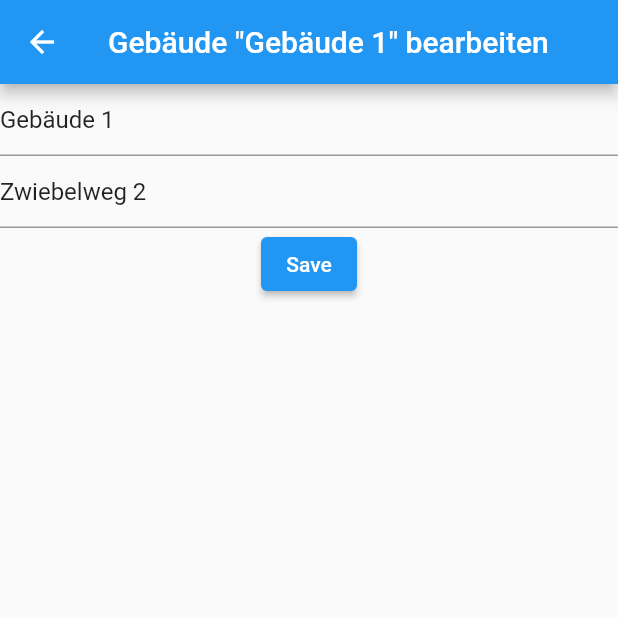
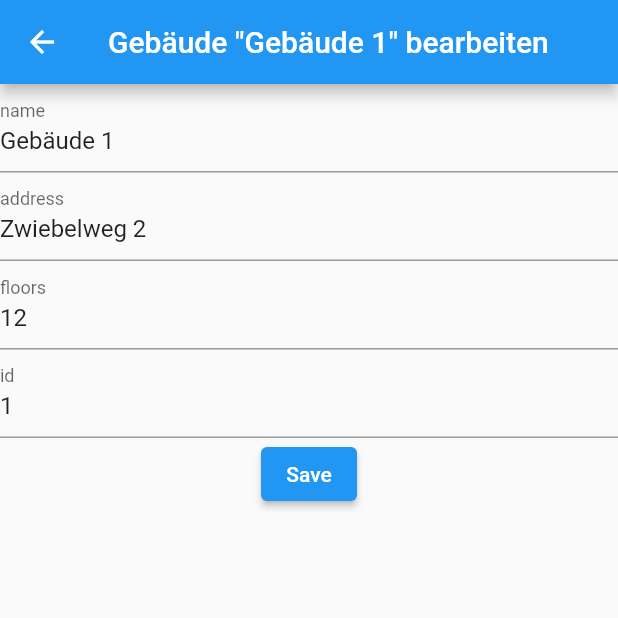
Before and after one commit to kosmo/flutter_test, a Flutter app: the screen it shows after launch, after a tap on "Gebäude 1", on a phone screen of 412 x 824 dp, the top half of it. Run offline on Flutter 3.47's test engine with Material 2 defaults, Android fonts, the phone set to English and light mode, and no system bars; drawn by our look-alikes of flutter_form_builder.

Commit message:
merge changed data with app internal, added helper for textfields from map

```diff
--- a/lib/buildings.json
+++ b/lib/buildings.json
@@ -1,11 +1,13 @@
 {
     "1": {
         "name": "Gebäude 1",
-        "address": "Zwiebelweg 2"
+        "address": "Zwiebelweg 2",
+        "floors": 12
     },
     "2": {
         "name": "Gebäude 2",
-        "address": "Möhrenweg 2"
+        "address": "Möhrenweg 2",
+        "floors": 5
     },
     "3": {
         "name": "Gebäude 3",
--- a/lib/data.dart
+++ b/lib/data.dart
@@ -16,13 +16,15 @@ class Building {
   static Future<Map> buildings() async {
     String path = await documentsPath;
     var data = {};
-
+    var origData =
+        json.decode(await rootBundle.loadString('lib/buildings.json'));
     // Prüfung ob es bereits eine json-Datei, mit manipulierrten Daten, im Documents-Ordner gibt.
-    // Wenn nicht die Standardvariante ausliefern.
+    // Wenn nicht die Standardvariante ausliefern. Falls doch, diese mit origData (wegen Updates der App) verschneiden
     if (await File('$path/buildings.json').exists()) {
       data = json.decode(await rootBundle.loadString('$path/buildings.json'));
+      data.addAll(origData);
     } else {
-      data = json.decode(await rootBundle.loadString('lib/buildings.json'));
+      data = origData;
     }
 
     // Der Umweg über cachedBuildings wird genommen, da das Einlesen der obigen JSON nach editBuilding
--- /dev/null
+++ b/lib/helper.dart
@@ -0,0 +1,17 @@
+import 'package:flutter/material.dart';
+import 'package:flutter_form_builder/flutter_form_builder.dart';
+
+List<Widget> textFieldsFromMap(map) {
+  List<Widget> textFields = [];
+  map.forEach((key, value) {
+    textFields.add(FormBuilderTextField(
+      name: key.toString(),
+      initialValue: value.toString(),
+      decoration: InputDecoration(
+        labelText: key.toString(),
+      ),
+    ));
+  });
+
+  return textFields;
+}
--- a/lib/widgets/buildings.dart
+++ b/lib/widgets/buildings.dart
@@ -1,4 +1,5 @@
 import 'package:flutter/material.dart';
+import 'package:inspection_app/helper.dart';
 import '../data.dart' show Building;
 import 'package:flutter_form_builder/flutter_form_builder.dart';
 
@@ -90,15 +91,9 @@ class EditBuildingState extends State<EditBuilding> {
         ),
         body: FormBuilder(
           key: _formKey,
-          child: Column(children: [
-            FormBuilderTextField(
-              name: 'name',
-              initialValue: widget.building["name"],
-            ),
-            FormBuilderTextField(
-              name: 'address',
-              initialValue: widget.building["address"],
-            ),
+          child: Column(
+            children: (textFieldsFromMap(widget.building) +
+                [
                   ElevatedButton(
                     onPressed: () {
                       if (_formKey.currentState!.saveAndValidate()) {
@@ -115,6 +110,7 @@ class EditBuildingState extends State<EditBuilding> {
                     child: const Text('Save'),
                   ),
                 ]),
+          ),
         ));
   }
 }
```
Also changed, not shown: lib/main.dart (+0 -7 lines). Lines whose indentation alone changed are shown as unchanged.
